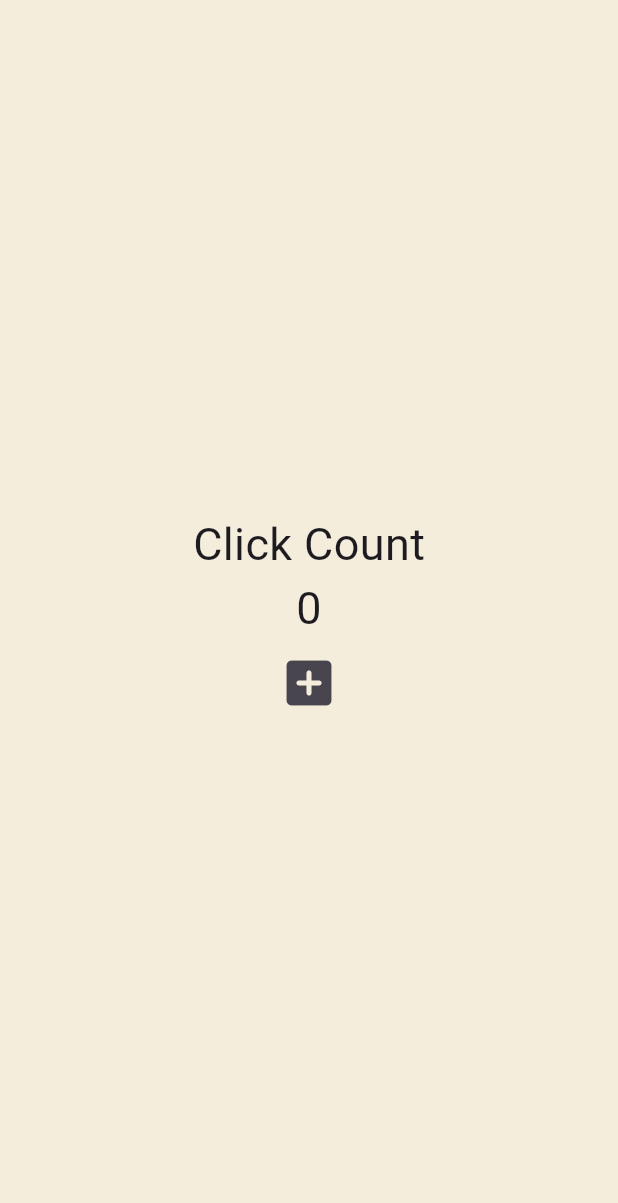
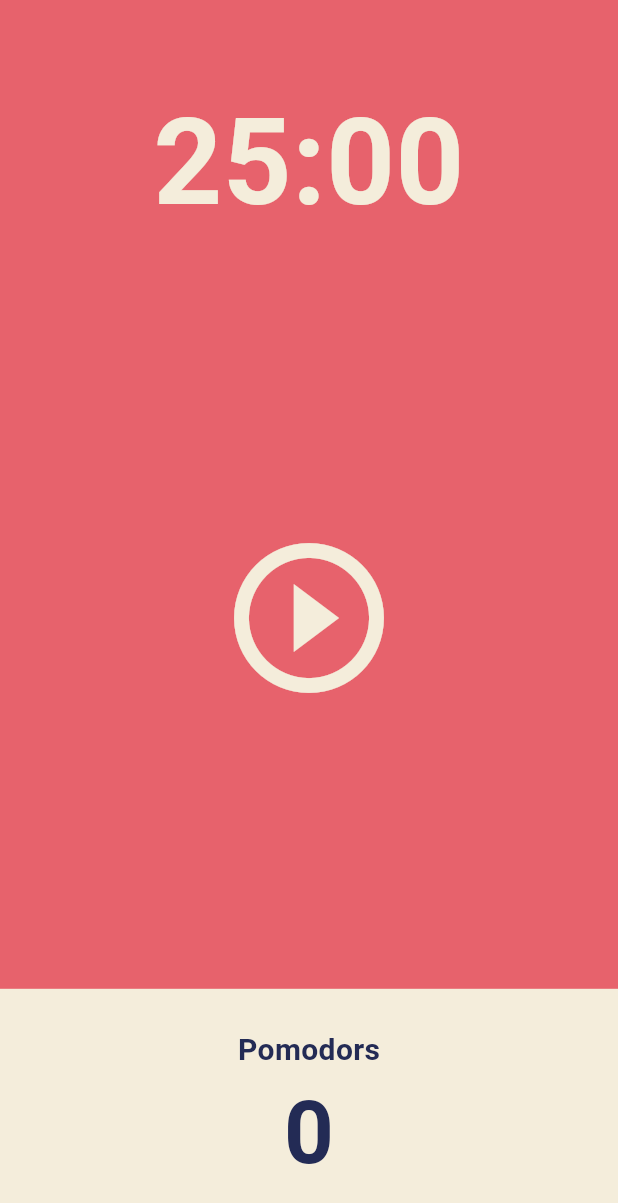
Before and after one commit to kanaheo/toonworld, a Flutter app: the screen it shows after launch, on a phone screen of 412 x 824 dp. Shown: the top 1203 px of the screen. Run offline on Flutter 3.47's test engine with Material 3 defaults, Android fonts, the phone set to English and light mode, and no system bars.

Commit message:
Pomodoro settings end

```diff
--- /dev/null
+++ b/lib/home_screen.dart
@@ -0,0 +1,84 @@
+import 'package:flutter/material.dart';
+import 'package:flutter/widgets.dart';
+
+class HomeScreen extends StatelessWidget {
+  const HomeScreen({super.key});
+
+  @override
+  Widget build(BuildContext context) {
+    return Scaffold(
+        backgroundColor: Theme.of(context).colorScheme.background,
+        body: Column(
+          children: [
+            Flexible(
+              flex: 1,
+              child: Container(
+                alignment: Alignment.bottomCenter,
+                child: Text(
+                  '25:00',
+                  style: TextStyle(
+                    color: Theme.of(context).cardColor,
+                    fontSize: 80,
+                    fontWeight: FontWeight.w600,
+                  ),
+                ),
+              ),
+            ),
+            Flexible(
+              flex: 3,
+              child: Center(
+                child: IconButton(
+                  color: Theme.of(context).cardColor,
+                  iconSize: 120,
+                  onPressed: () {},
+                  icon: const Icon(
+                    Icons.play_circle_outline,
+                  ),
+                ),
+              ),
+            ),
+            Flexible(
+              flex: 1,
+              child: Row(
+                children: [
+                  Expanded(
+                    child: Container(
+                      decoration: BoxDecoration(
+                        color: Theme.of(context).cardColor,
+                      ),
+                      child: Column(
+                        mainAxisAlignment: MainAxisAlignment.center,
+                        children: [
+                          Text(
+                            'Pomodors',
+                            style: TextStyle(
+                              fontSize: 20,
+                              color: Theme.of(context)
+                                  .textTheme
+                                  .displayLarge!
+                                  .color,
+                              fontWeight: FontWeight.w600,
+                            ),
+                          ),
+                          Text(
+                            '0',
+                            style: TextStyle(
+                              fontSize: 58,
+                              color: Theme.of(context)
+                                  .textTheme
+                                  .displayLarge!
+                                  .color,
+                              fontWeight: FontWeight.w600,
+                            ),
+                          ),
+                        ],
+                      ),
+                    ),
+                  ),
+                ],
+              ),
+            ),
+          ],
+        ));
+  }
+}
--- a/lib/main.dart
+++ b/lib/main.dart
@@ -1,54 +1,29 @@
 import 'package:flutter/material.dart';
-// import 'package:toonworld/widgets/transfer.dart';
+import 'package:toonworld/home_screen.dart';
 
 void main() {
-  // runApp(const TransferApp());
-  runApp(const AppState());
+  runApp(const App());
 }
 
-class AppState extends StatefulWidget {
-  const AppState({super.key});
-
-  @override
-  State<AppState> createState() => _AppStateState();
-}
-
-class _AppStateState extends State<AppState> {
-  int counter = 0;
-
-  void onClicked() {
-    setState(() {
-      counter += 1;
-    });
-  }
+class App extends StatelessWidget {
+  const App({super.key});
 
   @override
   Widget build(BuildContext context) {
     return MaterialApp(
-      home: Scaffold(
-        backgroundColor: const Color(0xFFF4EDDB),
-        body: Center(
-          child: Column(
-            mainAxisAlignment: MainAxisAlignment.center,
-            children: [
-              const Text(
-                'Click Count',
-                style: TextStyle(fontSize: 30),
-              ),
-              Text(
-                '$counter',
-                style: const TextStyle(fontSize: 30),
-              ),
-              IconButton(
-                iconSize: 40,
-                onPressed: onClicked,
-                icon: const Icon(
-                  Icons.add_box_rounded,
-                ),
-              ),
-            ],
+      theme: ThemeData(
+        colorScheme: ColorScheme.fromSwatch(
+          backgroundColor: const Color(0xFFE7626C),
+        ),
+        textTheme: const TextTheme(
+          displayLarge: TextStyle(
+            color: Color(0xFF232B55),
           ),
         ),
+        cardColor: const Color(0xFFF4EDDB),
+      ),
+      home: const Scaffold(
+        body: HomeScreen(),
       ),
     );
   }
```
